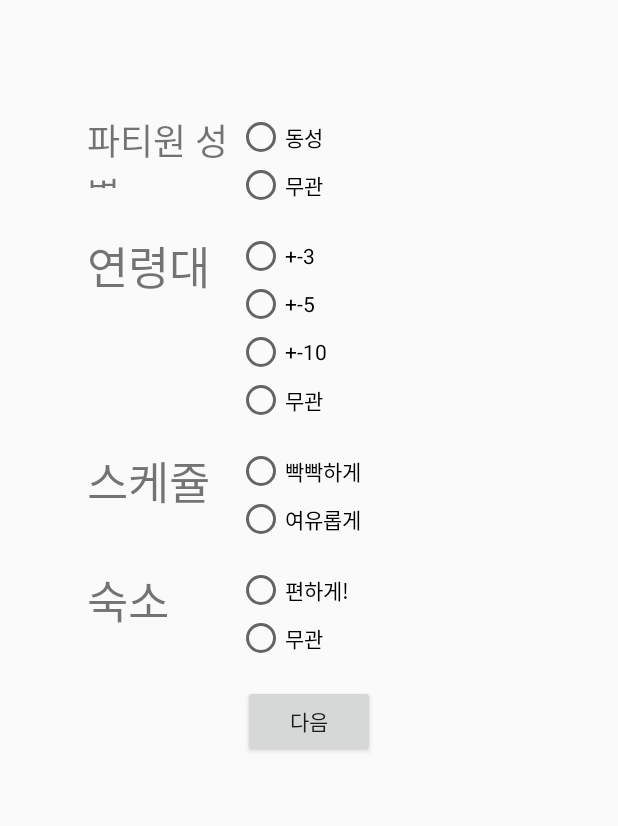
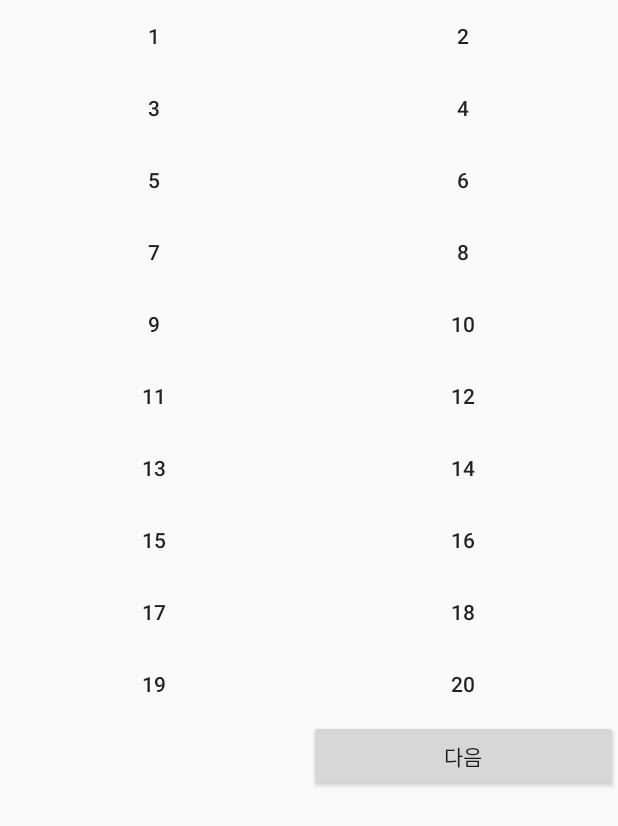
Before and after one commit to Algamja/TT, an Android app: the PartyselectActivity screen opened directly, with no data from a screen before it, on a phone screen of 412 x 824 dp. Shown: the top 826 px of the screen. Run offline under Robolectric (Android 15) with nearby library versions, the phone set to English and light mode, and no system bars.

Commit message:
1108 파티선택페이지 변경

```diff
--- a/app/src/main/AndroidManifest.xml
+++ b/app/src/main/AndroidManifest.xml
@@ -1,6 +1,8 @@
 <?xml version="1.0" encoding="utf-8"?>
 <manifest xmlns:android="http://schemas.android.com/apk/res/android"
     package="com.example.jmkim.nomad">
+
+    <uses-permission android:name="android.permission.INTERNET"/>
 
     <application
         android:allowBackup="true"
--- a/app/src/main/java/com/example/jmkim/nomad/PartyselectActivity.java
+++ b/app/src/main/java/com/example/jmkim/nomad/PartyselectActivity.java
@@ -7,22 +7,61 @@ import android.os.Bundle;
 import android.support.annotation.Nullable;
 import android.view.View;
 import android.widget.Button;
+import android.widget.Toast;
+
+import java.util.Hashtable;
+import java.util.Stack;
 
 public class PartyselectActivity extends Activity{
+    Button[] btns = new Button[20];
+    Integer[] numBtnID = {R.id.party_btn_1,R.id.party_btn_2,R.id.party_btn_3,R.id.party_btn_4,R.id.party_btn_5,R.id.party_btn_6,R.id.party_btn_7,R.id.party_btn_8,R.id.party_btn_9,R.id.party_btn_10,
+            R.id.party_btn_11,R.id.party_btn_12,R.id.party_btn_13,R.id.party_btn_14,R.id.party_btn_15,R.id.party_btn_16,R.id.party_btn_17,R.id.party_btn_18,R.id.party_btn_19,R.id.party_btn_20};
+    Button btn_next;
 
-    Button btn_nnnext;
+    Hashtable checks = new Hashtable(); //선택된 버튼의 번호 저장
 
     @Override
     protected void onCreate(@Nullable Bundle savedInstanceState) {
         super.onCreate(savedInstanceState);
         setContentView(R.layout.party_select);
 
-        btn_nnnext=(Button)findViewById(R.id.next);
-        btn_nnnext.setOnClickListener(new View.OnClickListener() {
+        for(int i=0;i<20;i++){
+            btns[i]=(Button)findViewById(numBtnID[i]);
+        }//각 버튼의 id와 이름 매핑
+
+        btn_next = (Button)findViewById(R.id.party_btn_next);
+
+        final int click[] = new int[20]; //선택된 버튼 표시하기 위한 배열
+
+        for(int i=0;i<numBtnID.length;i++){
+            click[i]=0;
+            final int index;
+            index = i;
+            btns[index].setOnClickListener(new View.OnClickListener() {
+                @Override
+                public void onClick(View v) {
+                    click[index]++; //클릭될 때마다 click[i]증가
+                    if(click[index]%2==1){
+                        btns[index].setBackgroundResource(R.drawable.button); //홀수번 클릭시 버튼에 테두리표시
+                        checks.put(index,index); //홀수번 클릭시 hashtable에 버튼번호 저장
+                    }else{
+                        checks.remove(index); //짝수번 클릭시 hashtable에서 버튼 제거
+                        btns[index].setBackgroundColor(000000);
+                    }
+                }
+            });
+        }
+
+        btn_next.setOnClickListener(new View.OnClickListener() {
             @Override
             public void onClick(View v) {
-                Intent intent=new Intent(getApplicationContext(), WelcomeActivity.class); //환영합니다 페이지로 이동
-                startActivityForResult(intent,0);
+                if(checks.size()>=10) { //최소 10개버튼 이상 선택시
+                    Intent intent = new Intent(getApplicationContext(), WelcomeActivity.class); //가입완료 페이지로 이동
+                    startActivityForResult(intent, 0);
+                }
+                else{
+                    Toast.makeText(getApplication(),"최소 10개 이상 선택하세요.",Toast.LENGTH_SHORT).show();
+                }
             }
         });
     }
--- /dev/null
+++ b/app/src/main/res/drawable/button.xml
@@ -0,0 +1,18 @@
+<?xml version="1.0" encoding="utf-8"?>
+<layer-list xmlns:android="http://schemas.android.com/apk/res/android" >
+
+    <item
+        android:bottom="1dp"
+        android:left="1dp"
+        android:right="1dp"
+        android:top="1dp">
+        <shape android:shape="rectangle" >
+            <stroke
+                android:width="3dp"
+                android:color="#ff0000" />
+
+            <solid android:color="#00ff0000" />
+        </shape>
+    </item>
+
+</layer-list>
--- a/app/src/main/res/layout/party_select.xml
+++ b/app/src/main/res/layout/party_select.xml
@@ -5,188 +5,182 @@
     android:layout_height="match_parent"
     android:orientation="vertical">
 
-    <Space
+    <ScrollView
         android:layout_width="match_parent"
-        android:layout_height="75dp" />
+        android:layout_height="match_parent">
 
-    <LinearLayout
-        android:layout_width="wrap_content"
-        android:layout_height="wrap_content">
+       <GridLayout
+           android:layout_width="match_parent"
+           android:layout_height="match_parent"
+           android:columnCount="2"
+           android:rowCount="11">
 
-        <Space
-            android:layout_width="58dp"
-            android:layout_height="match_parent"
-            android:layout_weight="1" />
+           <Button
+               android:id="@+id/party_btn_1"
+               android:layout_row="0"
+               android:layout_column="0"
+               android:layout_columnWeight="1"
+               android:text="1"
+               android:background="#00ff0000"/>
 
-        //파티원 성별
+           <Button
+               android:id="@+id/party_btn_2"
+               android:layout_row="0"
+               android:layout_column="1"
+               android:layout_columnWeight="1"
+               android:text="2"
+               android:background="#00ff0000"/>
 
-        <TextView
-            android:id="@+id/partygen"
-            android:layout_width="100dp"
-            android:layout_height="50dp"
-            android:layout_weight="1"
-            android:text="파티원 성별"
-            android:textSize="24sp" />
+           <Button
+               android:id="@+id/party_btn_3"
+               android:layout_row="1"
+               android:layout_column="0"
+               android:layout_columnWeight="1"
+               android:text="3"
+               android:background="#00ff0000"/>
 
-        <RadioGroup
-            android:id="@+id/rgroup2"
-            android:layout_width="wrap_content"
-            android:layout_height="wrap_content">
+           <Button
+               android:id="@+id/party_btn_4"
+               android:layout_row="1"
+               android:layout_column="1"
+               android:layout_columnWeight="1"
+               android:text="4"
+               android:background="#00ff0000"/>
 
-            <RadioButton
-                android:layout_width="wrap_content"
-                android:layout_height="wrap_content"
-                android:text="동성"/>
+           <Button
+               android:id="@+id/party_btn_5"
+               android:layout_row="2"
+               android:layout_column="0"
+               android:layout_columnWeight="1"
+               android:text="5"
+               android:background="#00ff0000"/>
 
-            <RadioButton
-                android:layout_width="wrap_content"
-                android:layout_height="wrap_content"
-                android:text="무관"/>
-        </RadioGroup>
+           <Button
+               android:id="@+id/party_btn_6"
+               android:layout_row="2"
+               android:layout_column="1"
+               android:layout_columnWeight="1"
+               android:text="6"
+               android:background="#00ff0000"/>
 
-    </LinearLayout>
+           <Button
+               android:id="@+id/party_btn_7"
+               android:layout_row="3"
+               android:layout_column="0"
+               android:layout_columnWeight="1"
+               android:text="7"
+               android:background="#00ff0000"/>
 
-    <Space
-        android:layout_width="match_parent"
-        android:layout_height="15dp" />
+           <Button
+               android:id="@+id/party_btn_8"
+               android:layout_row="3"
+               android:layout_column="1"
+               android:layout_columnWeight="1"
+               android:text="8"
+               android:background="#00ff0000"/>
 
-    <LinearLayout
-        android:layout_width="wrap_content"
-        android:layout_height="wrap_content">
+           <Button
+               android:id="@+id/party_btn_9"
+               android:layout_row="4"
+               android:layout_column="0"
+               android:layout_columnWeight="1"
+               android:text="9"
+               android:background="#00ff0000"/>
 
-        <Space
-            android:layout_width="58dp"
-            android:layout_height="match_parent"
-            android:layout_weight="1" />
+           <Button
+               android:id="@+id/party_btn_10"
+               android:layout_row="4"
+               android:layout_column="1"
+               android:layout_columnWeight="1"
+               android:text="10"
+               android:background="#00ff0000"/>
 
-        //연령대
-        <TextView
-            android:id="@+id/agegroup"
-            android:layout_width="100dp"
-            android:layout_height="50dp"
-            android:layout_weight="1"
-            android:text="연령대"
-            android:textSize="30sp" />
+           <Button
+               android:id="@+id/party_btn_11"
+               android:layout_row="5"
+               android:layout_column="0"
+               android:layout_columnWeight="1"
+               android:text="11"
+               android:background="#00ff0000"/>
 
-        <RadioGroup
-            android:id="@+id/rgroup3"
-            android:layout_width="wrap_content"
-            android:layout_height="wrap_content">
+           <Button
+               android:id="@+id/party_btn_12"
+               android:layout_row="5"
+               android:layout_column="1"
+               android:layout_columnWeight="1"
+               android:text="12"
+               android:background="#00ff0000"/>
 
-            <RadioButton
-                android:layout_width="wrap_content"
-                android:layout_height="wrap_content"
-                android:text="+-3"/>
+           <Button
+               android:id="@+id/party_btn_13"
+               android:layout_row="6"
+               android:layout_column="0"
+               android:layout_columnWeight="1"
+               android:text="13"
+               android:background="#00ff0000"/>
 
-            <RadioButton
-                android:layout_width="wrap_content"
-                android:layout_height="wrap_content"
-                android:text="+-5"/>
+           <Button
+               android:id="@+id/party_btn_14"
+               android:layout_row="6"
+               android:layout_column="1"
+               android:layout_columnWeight="1"
+               android:text="14"
+               android:background="#00ff0000"/>
 
-            <RadioButton
-                android:layout_width="wrap_content"
-                android:layout_height="wrap_content"
-                android:text="+-10"/>
+           <Button
+               android:id="@+id/party_btn_15"
+               android:layout_row="7"
+               android:layout_column="0"
+               android:layout_columnWeight="1"
+               android:text="15"
+               android:background="#00ff0000"/>
 
-            <RadioButton
-                android:layout_width="wrap_content"
-                android:layout_height="wrap_content"
-                android:text="무관"/>
-        </RadioGroup>
+           <Button
+               android:id="@+id/party_btn_16"
+               android:layout_row="7"
+               android:layout_column="1"
+               android:layout_columnWeight="1"
+               android:text="16"
+               android:background="#00ff0000"/>
 
-    </LinearLayout>
+           <Button
+               android:id="@+id/party_btn_17"
+               android:layout_row="8"
+               android:layout_column="0"
+               android:layout_columnWeight="1"
+               android:text="17"
+               android:background="#00ff0000"/>
 
-    <Space
-        android:layout_width="match_parent"
-        android:layout_height="15dp" />
+           <Button
+               android:id="@+id/party_btn_18"
+               android:layout_row="8"
+               android:layout_column="1"
+               android:layout_columnWeight="1"
+               android:text="18"
+               android:background="#00ff0000"/>
 
-    <LinearLayout
-        android:layout_width="wrap_content"
-        android:layout_height="wrap_content">
+           <Button
+               android:id="@+id/party_btn_19"
+               android:layout_row="9"
+               android:layout_column="0"
+               android:layout_columnWeight="1"
+               android:text="19"
+               android:background="#00ff0000"/>
 
-        <Space
-            android:layout_width="58dp"
-            android:layout_height="match_parent"
-            android:layout_weight="1" />
+           <Button
+               android:id="@+id/party_btn_20"
+               android:layout_row="9"
+               android:layout_column="1"
+               android:layout_columnWeight="1"
+               android:text="20"
+               android:background="#00ff0000"/>
 
-        //스케쥴
-        <TextView
-            android:id="@+id/schedule"
-            android:layout_width="100dp"
-            android:layout_height="50dp"
-            android:layout_weight="1"
-            android:text="스케쥴"
-            android:textSize="30sp" />
-
-
-        <RadioGroup
-            android:id="@+id/rgroup4"
-            android:layout_width="wrap_content"
-            android:layout_height="wrap_content">
-
-            <RadioButton
-                android:layout_width="wrap_content"
-                android:layout_height="wrap_content"
-                android:text="빡빡하게"/>
-
-            <RadioButton
-                android:layout_width="wrap_content"
-                android:layout_height="wrap_content"
-                android:text="여유롭게"/>
-
-        </RadioGroup>
-
-    </LinearLayout>
-
-    <Space
-        android:layout_width="match_parent"
-        android:layout_height="15dp" />
-
-    <LinearLayout
-        android:layout_width="wrap_content"
-        android:layout_height="wrap_content">
-
-        <Space
-            android:layout_width="58dp"
-            android:layout_height="match_parent"
-            android:layout_weight="1" />
-
-        //숙소
-        <TextView
-            android:id="@+id/sleep"
-            android:layout_width="100dp"
-            android:layout_height="50dp"
-            android:layout_weight="1"
-            android:text="숙소"
-            android:textSize="30sp" />
-
-
-        <RadioGroup
-            android:id="@+id/rgroup5"
-            android:layout_width="wrap_content"
-            android:layout_height="wrap_content">
-
-            <RadioButton
-                android:layout_width="wrap_content"
-                android:layout_height="wrap_content"
-                android:text="편하게!"/>
-
-            <RadioButton
-                android:layout_width="wrap_content"
-                android:layout_height="wrap_content"
-                android:text="무관"/>
-        </RadioGroup>
-
-    </LinearLayout>
-
-    <Space
-        android:layout_width="match_parent"
-        android:layout_height="15dp" />
-
-    <Button
-        android:layout_width="wrap_content"
-        android:layout_height="wrap_content"
-        android:layout_gravity="center"
-        android:id="@+id/next"
-        android:text="다음"/>
+           <Button
+               android:id="@+id/party_btn_next"
+               android:layout_row="10"
+               android:layout_column="1"
+               android:layout_columnWeight="1"
+               android:text="다음" />
+       </GridLayout>
+    </ScrollView>
 </LinearLayout>
```
